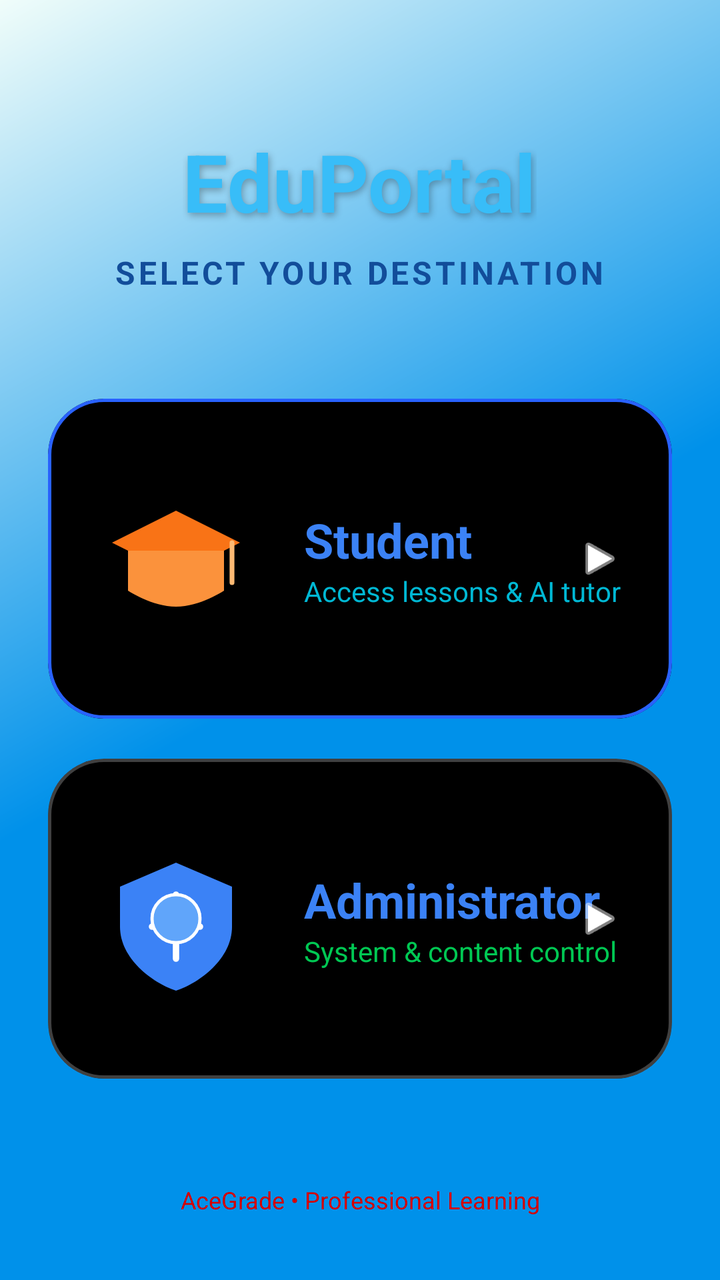
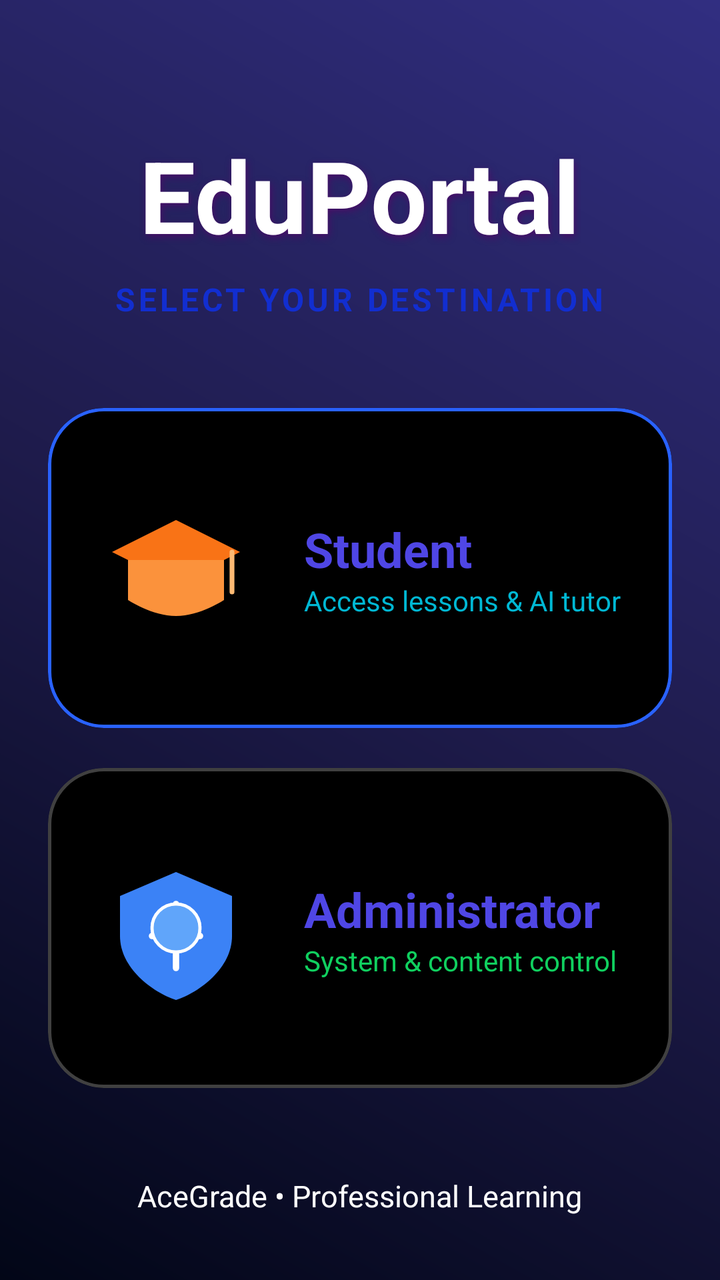

The first picture is an Android layout as it rendered before a commit; the second is the same layout after the commit. The layout source and the unified diff follow.
<!-- AndroidManifest.xml: application theme Theme.TestApp -->
<!-- res/layout/activity_main.xml -->
<?xml version="1.0" encoding="utf-8"?>
<androidx.constraintlayout.widget.ConstraintLayout xmlns:android="http://schemas.android.com/apk/res/android"
    xmlns:app="http://schemas.android.com/apk/res-auto"
    xmlns:tools="http://schemas.android.com/tools"
    android:layout_width="match_parent"
    android:layout_height="match_parent"
    android:background="@drawable/bg_dashboard_glass"
    tools:context=".MainActivity">

    
    <LinearLayout
        android:id="@+id/headerLayout"
        android:layout_width="match_parent"
        android:layout_height="wrap_content"
        android:gravity="center"
        android:orientation="vertical"
        android:paddingTop="64dp"
        app:layout_constraintTop_toTopOf="parent">

        <TextView
            android:id="@+id/welcomeTitle"
            android:layout_width="wrap_content"
            android:layout_height="wrap_content"
            android:text="EduPortal"
            android:textColor="@color/neon_cyan"
            android:textSize="40sp"
            android:textStyle="bold"
            android:shadowColor="#4D000000"
            android:shadowDx="2"
            android:shadowDy="4"
            android:shadowRadius="8" />

        <TextView
            android:layout_width="wrap_content"
            android:layout_height="wrap_content"
            android:layout_marginTop="8dp"
            android:text="Select Your Destination"
            android:textColor="#124D9A"
            android:textSize="16sp"
            android:letterSpacing="0.1"
            android:textAllCaps="true"
            android:textStyle="bold" />
    </LinearLayout>

    
    <LinearLayout
        android:layout_width="match_parent"
        android:layout_height="wrap_content"
        android:orientation="vertical"
        android:padding="24dp"
        app:layout_constraintBottom_toTopOf="@+id/footerText"
        app:layout_constraintTop_toBottomOf="@id/headerLayout">

        
        <com.google.android.material.card.MaterialCardView
            android:id="@+id/cardStudentPortal"
            android:layout_width="match_parent"
            android:layout_height="160dp"
            android:layout_marginBottom="20dp"
            android:clickable="true"
            android:focusable="true"
            app:cardBackgroundColor="#000000"
            app:cardCornerRadius="28dp"
            app:cardElevation="0dp"
            app:strokeColor="#2962FF"
            app:strokeWidth="1.5dp">

            <RelativeLayout
                android:layout_width="match_parent"
                android:layout_height="match_parent"
                android:padding="24dp">

                <ImageView
                    android:id="@+id/ivStudentLogo"
                    android:layout_width="80dp"
                    android:layout_height="80dp"
                    android:layout_centerVertical="true"
                    android:src="@drawable/ic_student_badge" />

                <LinearLayout
                    android:layout_width="wrap_content"
                    android:layout_height="wrap_content"
                    android:layout_centerVertical="true"
                    android:layout_marginStart="24dp"
                    android:layout_toEndOf="@id/ivStudentLogo"
                    android:orientation="vertical">

                    <TextView
                        android:layout_width="wrap_content"
                        android:layout_height="wrap_content"
                        android:text="Student"
                        android:textColor="@color/colorAccent"
                        android:textSize="24sp"
                        android:textStyle="bold" />

                    <TextView
                        android:layout_width="wrap_content"
                        android:layout_height="wrap_content"
                        android:text="Access lessons &amp; AI tutor"
                        android:textColor="#00B8D4"
                        android:textSize="14sp" />
                </LinearLayout>

                <ImageView
                    android:layout_width="24dp"
                    android:layout_height="24dp"
                    android:layout_alignParentEnd="true"
                    android:layout_centerVertical="true"
                    android:src="@android:drawable/ic_media_play"
                    app:tint="@color/dashboard_bg" />
            </RelativeLayout>
        </com.google.android.material.card.MaterialCardView>

        
        <com.google.android.material.card.MaterialCardView
            android:id="@+id/cardAdminPortal"
            android:layout_width="match_parent"
            android:layout_height="160dp"
            android:clickable="true"
            android:focusable="true"
            app:cardBackgroundColor="#000000"
            app:cardCornerRadius="28dp"
            app:cardElevation="0dp"
            app:strokeColor="#40FFFFFF"
            app:strokeWidth="1.5dp">

            <RelativeLayout
                android:layout_width="match_parent"
                android:layout_height="match_parent"
                android:padding="24dp">

                <ImageView
                    android:id="@+id/ivAdminLogo"
                    android:layout_width="80dp"
                    android:layout_height="80dp"
                    android:layout_centerVertical="true"
                    android:src="@drawable/ic_admin_badge" />

                <LinearLayout
                    android:layout_width="wrap_content"
                    android:layout_height="wrap_content"
                    android:layout_centerVertical="true"
                    android:layout_marginStart="24dp"
                    android:layout_toEndOf="@id/ivAdminLogo"
                    android:orientation="vertical">

                    <TextView
                        android:layout_width="wrap_content"
                        android:layout_height="wrap_content"
                        android:text="Administrator"
                        android:textColor="@color/colorAccent"
                        android:textSize="24sp"
                        android:textStyle="bold" />

                    <TextView
                        android:layout_width="wrap_content"
                        android:layout_height="wrap_content"
                        android:text="System &amp; content control"
                        android:textColor="#00C853"
                        android:textSize="14sp" />
                </LinearLayout>

                <ImageView
                    android:layout_width="24dp"
                    android:layout_height="24dp"
                    android:layout_alignParentEnd="true"
                    android:layout_centerVertical="true"
                    android:src="@android:drawable/ic_media_play"
                    app:tint="@android:color/white" />
            </RelativeLayout>
        </com.google.android.material.card.MaterialCardView>

    </LinearLayout>

    <TextView
        android:id="@+id/footerText"
        android:layout_width="wrap_content"
        android:layout_height="wrap_content"
        android:layout_marginBottom="32dp"
        android:text="AceGrade • Professional Learning"
        android:textColor="#D50000"
        android:textSize="12sp"
        app:layout_constraintBottom_toBottomOf="parent"
        app:layout_constraintEnd_toEndOf="parent"
        app:layout_constraintStart_toStartOf="parent" />

</androidx.constraintlayout.widget.ConstraintLayout>
<!-- resources referenced by this layout -->
<resources>
  <color name="colorAccent">#3B82F6</color>
  <color name="dashboard_bg">#FFFFFF</color>
  <color name="neon_cyan">#38BDF8</color>
  <!-- drawable bg_dashboard_glass (drawable) -->
  <?xml version="1.0" encoding="utf-8"?>
  <shape xmlns:android="http://schemas.android.com/apk/res/android"
      android:shape="rectangle">
      <gradient
          android:startColor="#0091EA"
          android:centerColor="#0091EA"
          android:endColor="#F0FDFA"
          android:angle="135" />
  </shape>
  <!-- drawable ic_student_badge (drawable) -->
  <?xml version="1.0" encoding="utf-8"?>
  <vector xmlns:android="http://schemas.android.com/apk/res/android"
      android:width="100dp"
      android:height="100dp"
      android:viewportWidth="100"
      android:viewportHeight="100">
      <path
          android:fillColor="#F97316"
          android:pathData="M50,20 L10,40 L50,60 L90,40 Z" />
      <path
          android:fillColor="#FB923C"
          android:pathData="M20,45 L20,70 C20,70 35,80 50,80 C65,80 80,70 80,70 L80,45" />
      <path
          android:fillColor="#FDBA74"
          android:pathData="M85,40 L85,65"
          android:strokeWidth="3"
          android:strokeColor="#FDBA74"
          android:strokeLineCap="round" />
  </vector>
  <style name="Theme.TestApp" parent="Base.Theme.TestApp" />
  <style name="Base.Theme.TestApp" parent="Theme.Material3.DayNight.NoActionBar">
          
          <item name="colorPrimary">@color/colorPrimary</item>
          <item name="colorPrimaryVariant">@color/colorPrimaryDark</item>
          <item name="colorOnPrimary">@color/white</item>
  
          
          <item name="colorSecondary">@color/colorAccent</item>
          <item name="colorOnSecondary">@color/white</item>
  
          
          <item name="android:windowBackground">@color/dashboard_bg</item>
          <item name="colorSurface">@color/card_bg</item>
          <item name="colorOnSurface">@color/text_primary</item>
  
          
          <item name="android:statusBarColor">@color/colorPrimary</item>
          <item name="android:windowLightStatusBar">false</item>
      </style>
  <color name="colorPrimary">#1E3A8A</color>
  <color name="colorPrimaryDark">#1E3A8A</color>
  <color name="white">#FFFFFFFF</color>
  <color name="card_bg">#FFFFFF</color>
  <color name="text_primary">#111827</color>
  <!-- unchanged entries left out for length: 1 -->
</resources>

<!-- the commit's change to res/layout/activity_main.xml (unified diff, before → after) -->
@@ -4,8 +4,8 @@
     xmlns:tools="http://schemas.android.com/tools"
     android:layout_width="match_parent"
     android:layout_height="match_parent"
-    android:background="@drawable/bg_dashboard_glass"
-    tools:context=".MainActivity">
+    android:background="@drawable/bg_admin_mix"
+    tools:context="com.million.learnify.MainActivity">
 
     
     <LinearLayout
@@ -22,10 +22,10 @@
             android:layout_width="wrap_content"
             android:layout_height="wrap_content"
             android:text="EduPortal"
-            android:textColor="@color/neon_cyan"
-            android:textSize="40sp"
+            android:textColor="@color/text_on_dark"
+            android:textSize="50sp"
             android:textStyle="bold"
-            android:shadowColor="#4D000000"
+            android:shadowColor="#480D66"
             android:shadowDx="2"
             android:shadowDy="4"
             android:shadowRadius="8" />
@@ -35,7 +35,7 @@
             android:layout_height="wrap_content"
             android:layout_marginTop="8dp"
             android:text="Select Your Destination"
-            android:textColor="#124D9A"
+            android:textColor="#122ED0"
             android:textSize="16sp"
             android:letterSpacing="0.1"
             android:textAllCaps="true"
@@ -44,10 +44,13 @@
 
     
     <LinearLayout
-        android:layout_width="match_parent"
+        android:layout_width="0dp"
         android:layout_height="wrap_content"
         android:orientation="vertical"
         android:padding="24dp"
+        app:layout_constraintWidth_max="600dp"
+        app:layout_constraintStart_toStartOf="parent"
+        app:layout_constraintEnd_toEndOf="parent"
         app:layout_constraintBottom_toTopOf="@+id/footerText"
         app:layout_constraintTop_toBottomOf="@id/headerLayout">
 
@@ -101,13 +104,6 @@
                         android:textSize="14sp" />
                 </LinearLayout>
 
-                <ImageView
-                    android:layout_width="24dp"
-                    android:layout_height="24dp"
-                    android:layout_alignParentEnd="true"
-                    android:layout_centerVertical="true"
-                    android:src="@android:drawable/ic_media_play"
-                    app:tint="@color/dashboard_bg" />
             </RelativeLayout>
         </com.google.android.material.card.MaterialCardView>
 
@@ -156,17 +152,10 @@
                         android:layout_width="wrap_content"
                         android:layout_height="wrap_content"
                         android:text="System &amp; content control"
-                        android:textColor="#00C853"
+                        android:textColor="#10D05F"
                         android:textSize="14sp" />
                 </LinearLayout>
 
-                <ImageView
-                    android:layout_width="24dp"
-                    android:layout_height="24dp"
-                    android:layout_alignParentEnd="true"
-                    android:layout_centerVertical="true"
-                    android:src="@android:drawable/ic_media_play"
-                    app:tint="@android:color/white" />
             </RelativeLayout>
         </com.google.android.material.card.MaterialCardView>
 
@@ -178,8 +167,8 @@
         android:layout_height="wrap_content"
         android:layout_marginBottom="32dp"
         android:text="AceGrade • Professional Learning"
-        android:textColor="#D50000"
-        android:textSize="12sp"
+        android:textColor="#FFFFFF"
+        android:textSize="15sp"
         app:layout_constraintBottom_toBottomOf="parent"
         app:layout_constraintEnd_toEndOf="parent"
         app:layout_constraintStart_toStartOf="parent" />
<!-- resource entries referenced after the edit -->
@@ -1,17 +1,16 @@
 <!-- resources referenced by this layout -->
 <resources>
-  <color name="colorAccent">#3B82F6</color>
-  <color name="dashboard_bg">#FFFFFF</color>
-  <color name="neon_cyan">#38BDF8</color>
-  <!-- drawable bg_dashboard_glass (drawable) -->
+  <color name="colorAccent">@color/primary_indigo</color>
+  <color name="text_on_dark">@color/white</color>
+  <!-- drawable bg_admin_mix (drawable) -->
   <?xml version="1.0" encoding="utf-8"?>
   <shape xmlns:android="http://schemas.android.com/apk/res/android"
       android:shape="rectangle">
       <gradient
-          android:startColor="#0091EA"
-          android:centerColor="#0091EA"
-          android:endColor="#F0FDFA"
-          android:angle="135" />
+          android:startColor="#020617"
+          android:centerColor="#1E1B4B"
+          android:endColor="#312E81"
+          android:angle="45" />
   </shape>
   <!-- drawable ic_student_badge (drawable) -->
   <?xml version="1.0" encoding="utf-8"?>
@@ -34,30 +33,52 @@
           android:strokeLineCap="round" />
   </vector>
   <style name="Theme.TestApp" parent="Base.Theme.TestApp" />
+  <color name="primary_indigo">#4F46E5</color>
   <style name="Base.Theme.TestApp" parent="Theme.Material3.DayNight.NoActionBar">
           
-          <item name="colorPrimary">@color/colorPrimary</item>
-          <item name="colorPrimaryVariant">@color/colorPrimaryDark</item>
+          <item name="colorPrimary">@color/blue_600</item>
           <item name="colorOnPrimary">@color/white</item>
+          <item name="colorPrimaryContainer">@color/blue_500</item>
+          <item name="colorOnPrimaryContainer">@color/white</item>
   
           
-          <item name="colorSecondary">@color/colorAccent</item>
+          <item name="colorSecondary">@color/slate_700</item>
           <item name="colorOnSecondary">@color/white</item>
+          <item name="colorSecondaryContainer">#E0E7FF</item>
+          <item name="colorOnSecondaryContainer">@color/blue_600</item>
   
           
-          <item name="android:windowBackground">@color/dashboard_bg</item>
-          <item name="colorSurface">@color/card_bg</item>
-          <item name="colorOnSurface">@color/text_primary</item>
+          <item name="android:windowBackground">@color/slate_50</item>
+          <item name="colorSurface">@color/white</item>
+          <item name="colorOnSurface">@color/slate_900</item>
+          <item name="colorSurfaceVariant">#F3F4F6</item>
+          <item name="colorOnSurfaceVariant">@color/slate_700</item>
+          <item name="colorOutline">@color/slate_200</item>
   
           
-          <item name="android:statusBarColor">@color/colorPrimary</item>
-          <item name="android:windowLightStatusBar">false</item>
+          <item name="android:textColorPrimary">@color/slate_900</item>
+          <item name="android:textColorSecondary">@color/slate_500</item>
+  
+          
+          <item name="android:statusBarColor">@color/white</item>
+          <item name="android:windowLightStatusBar">true</item>
+  
+          
+          <item name="itemIconTint">@color/nav_item_colors</item>
+          <item name="itemTextColor">@color/nav_item_colors</item>
       </style>
-  <color name="colorPrimary">#1E3A8A</color>
-  <color name="colorPrimaryDark">#1E3A8A</color>
+  <color name="blue_600">@color/primary_indigo</color>
+  <color name="blue_500">#6366F1</color>
+  <color name="slate_700">#374151</color>
+  <color name="slate_50">@color/background_off_white</color>
+  <color name="slate_900">@color/text_primary_dark</color>
+  <color name="slate_200">@color/border_light_grey</color>
+  <color name="slate_500">@color/text_secondary_grey</color>
+  <color name="background_off_white">#F9FAFB</color>
+  <color name="text_primary_dark">#111827</color>
+  <color name="border_light_grey">#E5E7EB</color>
+  <color name="text_secondary_grey">#6B7280</color>
   <color name="white">#FFFFFFFF</color>
-  <color name="card_bg">#FFFFFF</color>
-  <color name="text_primary">#111827</color>
   <!-- unchanged entries left out for length: 1 -->
 </resources>
 
